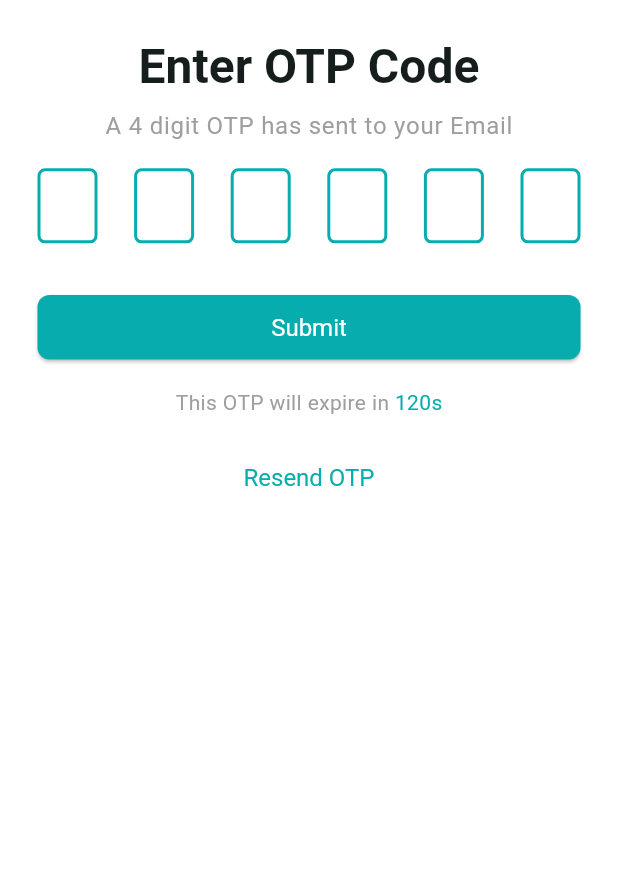
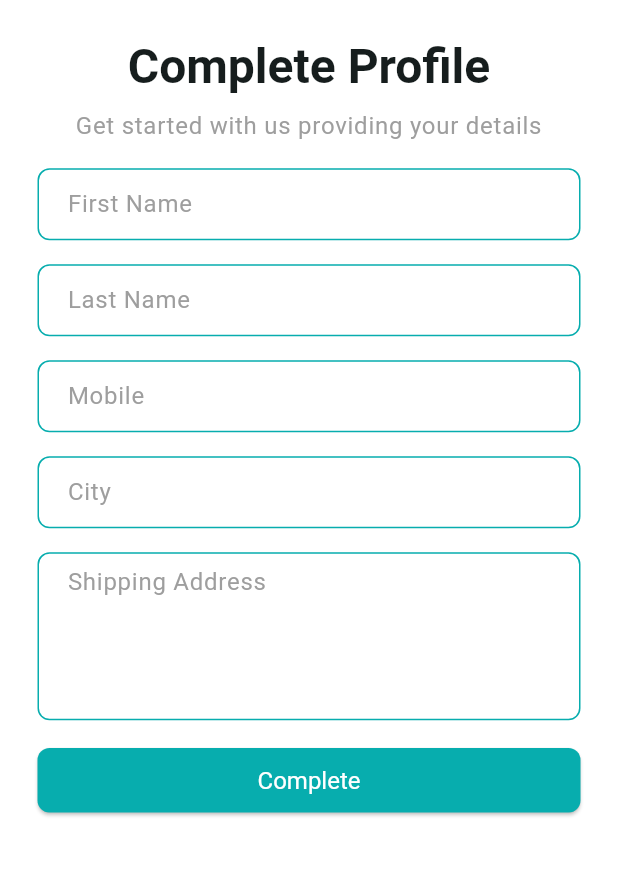
Before and after one commit to Rafi076/CraftBay, a Flutter app: the OtpverificationScreen screen opened directly, after a tap on "Submit", on a phone screen of 412 x 824 dp, the part 318-1194 px from its top. Run offline on Flutter 3.47's test engine with Material 3 defaults, Android fonts, the phone set to English and light mode, and no system bars; drawn by our look-alikes of pin_code_fields; our stand-ins replace flutter_svg, get.

Commit message:
Complete Profile

```diff
--- /dev/null
+++ b/simple_e_commerce_app/lib/presentaion/ui/screens/complete_profile_screen.dart
@@ -0,0 +1,111 @@
+import 'package:flutter/cupertino.dart';
+import 'package:flutter/material.dart';
+import 'package:get/get_core/src/get_main.dart';
+
+import '../widgets/app_logo_widget.dart';
+
+class CompleteProfileScreen extends StatefulWidget {
+  const CompleteProfileScreen({super.key});
+
+  @override
+  State<CompleteProfileScreen> createState() => _CompleteProfileScreenState();
+}
+
+class _CompleteProfileScreenState extends State<CompleteProfileScreen> {
+  // TextEditingController --- >> _firstNameTEController
+  final TextEditingController _firstNameTEController = TextEditingController();
+
+  final TextEditingController _lastNameTEController = TextEditingController();
+
+  final TextEditingController _mobileTEController = TextEditingController();
+
+  final TextEditingController _cityTEController = TextEditingController();
+
+  final TextEditingController _shippinAddressTEController = TextEditingController();
+
+
+  @override
+  Widget build(BuildContext context) {
+    return Scaffold(
+      body: SingleChildScrollView(
+        child: Padding(
+          padding: const EdgeInsets.all(25),
+          child: Column(
+            children: [
+              const SizedBox(height: 82),
+              const AppLogoWidget(),
+              const SizedBox(height: 24,),
+              Text('Complete Profile', style: Theme.of(context).textTheme.headlineLarge,),
+              const SizedBox(height: 8,),
+              Text('Get started with us providing your details',textAlign: TextAlign.center, style: Theme.of(context).textTheme.bodyLarge?.copyWith(
+                  color: Colors.grey
+              ),),
+              const SizedBox(height: 16,),
+              TextFormField(
+                controller: _firstNameTEController,
+                textInputAction: TextInputAction.next,
+                decoration: const InputDecoration(
+                    hintText: 'First Name',
+                    hintStyle: TextStyle(color: Colors.grey)
+                ),
+              ),
+              const SizedBox(height: 16,),
+              TextFormField(
+                controller: _lastNameTEController,
+                textInputAction: TextInputAction.next,
+                decoration: const InputDecoration(
+                    hintText: 'Last Name',
+                    hintStyle: TextStyle(color: Colors.grey)
+                ),
+              ),
+              const SizedBox(height: 16,),
+              TextFormField(
+                keyboardType: TextInputType.number,
+                controller: _mobileTEController,
+                textInputAction: TextInputAction.next,
+                decoration: const InputDecoration(
+                    hintText: 'Mobile',
+                    hintStyle: TextStyle(color: Colors.grey)
+                ),
+              ),
+              const SizedBox(height: 16,),
+              TextFormField(
+                controller: _cityTEController,
+                textInputAction: TextInputAction.next,
+                decoration: const InputDecoration(
+                    hintText: 'City',
+                    hintStyle: TextStyle(color: Colors.grey)
+                ),
+              ),
+              const SizedBox(height: 16,),
+              TextFormField(
+                maxLines: 4,
+                controller: _shippinAddressTEController,
+                textInputAction: TextInputAction.next,
+                decoration: const InputDecoration(
+                    hintText: 'Shipping Address',
+                    hintStyle: TextStyle(color: Colors.grey)
+                ),
+              ),
+              const SizedBox(height: 16,),
+              ElevatedButton(
+                // here we did the ElevatedButton functionality at app.dart
+                  onPressed: _onTapCompleteButton,
+                  child: const Text('Complete'))
+
+            ],
+          ),
+        ),
+      ),
+    );
+  }
+  // for Next Screen
+  void _onTapCompleteButton(){
+    // Get.to(() =>  );
+  }
+@override
+  void dispose() {
+    // TODO: implement ==
+    super.dispose();
+  }
+}
--- a/simple_e_commerce_app/lib/presentaion/ui/screens/otp_verification_screen.dart
+++ b/simple_e_commerce_app/lib/presentaion/ui/screens/otp_verification_screen.dart
@@ -1,8 +1,11 @@
 import 'package:flutter/material.dart';
+import 'package:get/get.dart';
+import 'package:get/get_core/src/get_main.dart';
 import 'package:pin_code_fields/pin_code_fields.dart';
 import 'package:simple_e_commerce_app/presentaion/ui/utils/app_colors.dart';
 
 import '../widgets/app_logo_widget.dart';
+import 'complete_profile_screen.dart';
 
 class OtpverificationScreen extends StatefulWidget {
   const OtpverificationScreen({super.key});
@@ -58,7 +61,7 @@ class _OtpVerificationScreenState extends State<OtpverificationScreen> {
               const SizedBox(height: 16,),
               ElevatedButton(
                 // here we did the ElevatedButton functionality at app.dart
-                  onPressed: (){},
+                  onPressed: _onTapNextbutton,
                   child: const Text('Submit')),
               const SizedBox(height: 16,),
               RichText(
@@ -73,7 +76,7 @@ class _OtpVerificationScreenState extends State<OtpverificationScreen> {
                       ]
                   )),
               const SizedBox(height: 16,),
-              TextButton(onPressed: (){},
+              TextButton(onPressed:(){},
                   child: const Text('Resend OTP'))
             ],
           ),
@@ -81,7 +84,10 @@ class _OtpVerificationScreenState extends State<OtpverificationScreen> {
       ),
     );
   }
-
+ // for complete profile Screen
+  void _onTapNextbutton(){
+    Get.to(() => const CompleteProfileScreen());
+  }
   @override
   void dispose() {
     _otpTEController.dispose();
```
